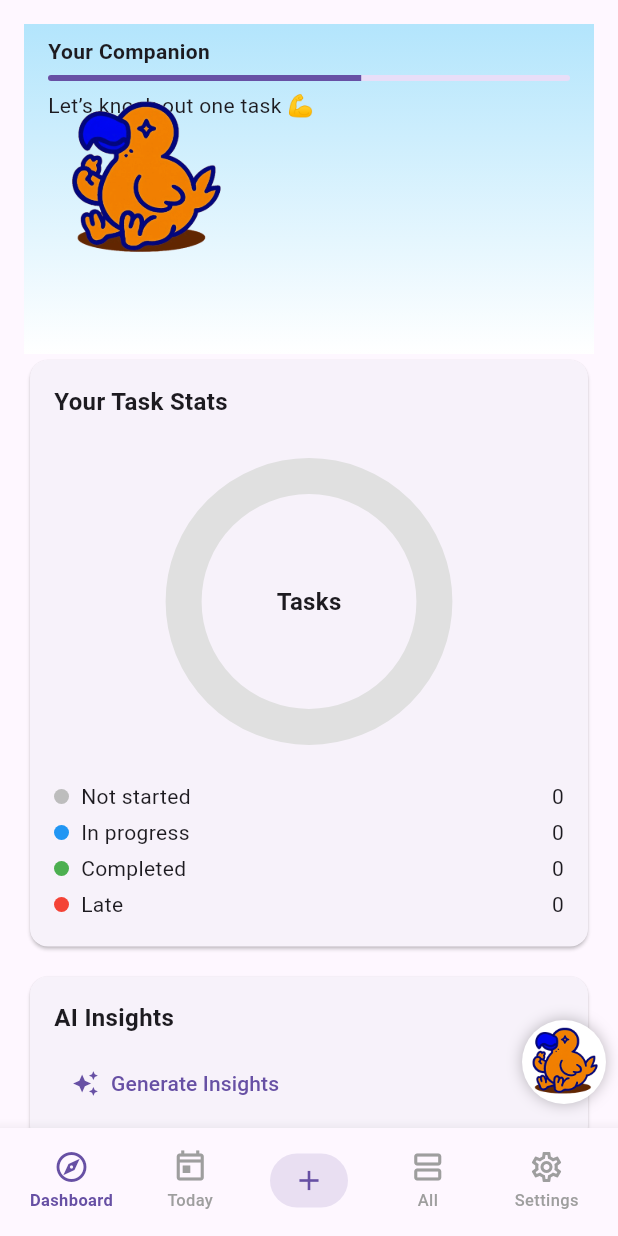
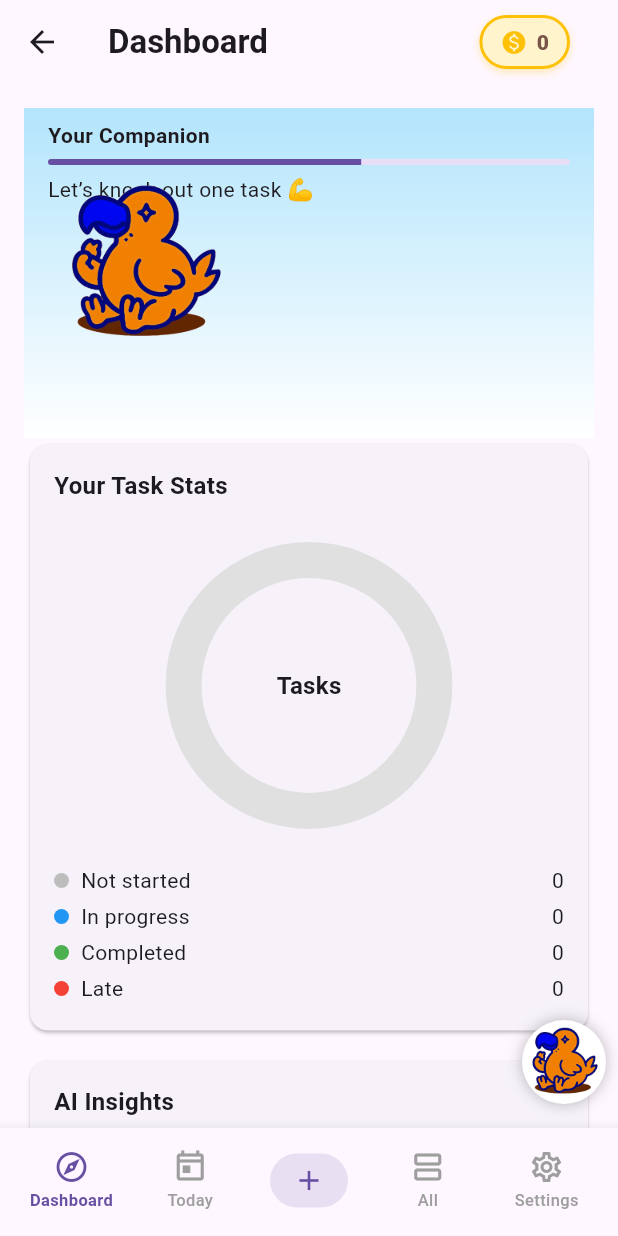
Before and after one commit to lohkaixuan/DoDo_Task, a Flutter app: the NavShell screen opened by its route, on a phone screen of 412 x 824 dp. Run offline on Flutter 3.47's test engine with Material 3 defaults, Android fonts, the phone set to English and light mode, and no system bars; our stand-ins replace dio, flutter_local_notifications, flutter_secure_storage, flutter_tts, get, just_audio and 1 more; missing offline and left inert: flutter_overlay_window; accounts and stored records are empty; network calls fail.

Commit message:
add reward system

```diff
--- a/flutter/lib/controller/taskController.dart
+++ b/flutter/lib/controller/taskController.dart
@@ -8,6 +8,8 @@ import '../services/notification_service.dart';
 import 'petController.dart';
 import '../api/dioclient.dart';
 import '../storage/authStorage.dart';
+import '../controller/walletController.dart';
+
 
 class TaskController extends GetxController {
   final tasks = <Task>[].obs;
@@ -16,6 +18,7 @@ class TaskController extends GetxController {
 
   // 💉 获取 DioClient
   final DioClient _dioClient = Get.find<DioClient>();
+  final WalletController wallet = Get.put(WalletController());
 
   TaskController(this.notifier, this.pet);
 
@@ -196,11 +199,16 @@ class TaskController extends GetxController {
     final idx = tasks.indexWhere((x) => x.id == id);
     if (idx >= 0) {
       final before = tasks[idx];
+      if (before.status == TaskStatus.completed) return;
+
       final now = DateTime.now();
       final after = before.copyWith(status: TaskStatus.completed, updatedAt: now);
 
       // 直接调用 updateTask 以触发云端同步
       updateTask(after);
+
+      // 这里的数字最好和后端 update_task 里的 reward_coins 保持一致
+      wallet.addCoinsLocally(10);
 
       // 额外的宠物逻辑
       notifier.cancelForTask(id);
--- a/flutter/lib/screens/dashboard.dart
+++ b/flutter/lib/screens/dashboard.dart
@@ -7,6 +7,7 @@ import '../widgets/pet_header.dart';
 import '../widgets/task_list_tile.dart';
 import '../controller/taskController.dart';
 import '../controller/petController.dart';
+import '../widgets/coin_badge.dart';
 import '../models/task.dart';
 
 class Dashboard extends StatelessWidget {
@@ -17,8 +18,23 @@ class Dashboard extends StatelessWidget {
     final tc = Get.find<TaskController>();
     final pet = Get.find<PetController>();
 
-    return SafeArea(
-      child: Obx(() {
+    // ✅ 2. 改成 Scaffold 结构
+    return Scaffold(
+      appBar: AppBar(
+        title: const Text(
+          'Dashboard',
+          style: TextStyle(fontWeight: FontWeight.w700),
+        ),
+        centerTitle: false,
+        backgroundColor: Colors.transparent,
+        elevation: 0,
+        // ✅ 3. 金币显示在这里！
+        actions: const [
+          CoinBadge(),
+          SizedBox(width: 16),
+        ],
+      ),
+      body: Obx(() {
         final all = tc.tasks;
         final now = DateTime.now();
 
@@ -30,16 +46,15 @@ class Dashboard extends StatelessWidget {
 
         double pct(int v) => v / total;
 
-        // top recommendations (auto updates after complete/edit)
         final rec = tc.recommended(max: 5);
 
         return ListView(
           padding: padAll(context, h: 16, v: 16),
           children: [
-            // Pet header (uses sprite from PetController)
+            // Pet header
             PetHeader(imageOverride: pet.currentSprite),
 
-            // Donut
+            // Donut Card
             Card(
               child: Padding(
                 padding: const EdgeInsets.all(16),
@@ -95,6 +110,9 @@ class Dashboard extends StatelessWidget {
                   ),
                 ),
               ),
+
+            // ✅ 4. 底部留白，防止被底部的 Floating Pet Head 挡住
+            const SizedBox(height: 100),
           ],
         );
       }),
@@ -116,6 +134,7 @@ class Dashboard extends StatelessWidget {
   }
 }
 
+// 👇 下面的类原封不动，负责画图和 AI 总结
 class _DonutPainter extends CustomPainter {
   _DonutPainter(this.parts);
   final List<(double, Color)> parts;
@@ -154,7 +173,8 @@ class InsightsCard extends StatelessWidget {
 
   @override
   Widget build(BuildContext context) {
-    final c = Get.put(InsightsController(),permanent: false);
+    // 使用 permanent: false 确保不会导致内存泄漏
+    final c = Get.put(InsightsController(), permanent: false);
 
     return Card(
       child: Padding(
@@ -163,7 +183,7 @@ class InsightsCard extends StatelessWidget {
           if (c.loading.value) {
             return const ListTile(
               leading: CircularProgressIndicator(),
-              title: Text('analysis…'),
+              title: Text('Analysis…'),
               subtitle: Text('I am checking your tasks and generating insights.'),
             );
           }
@@ -193,12 +213,11 @@ class InsightsCard extends StatelessWidget {
                     if (c.metrics != null)
                       OutlinedButton.icon(
                         onPressed: () {
-                          // 你可以跳到一个详情页，展示 charts
                           Get.snackbar('Metrics', '可在下一版展示图表/明细',
                               snackPosition: SnackPosition.BOTTOM);
                         },
                         icon: const Icon(Icons.bar_chart),
-                        label: const Text('show graph(next version)'),
+                        label: const Text('Show graph (Next Ver)'),
                       ),
                   ],
                 ),
--- a/flutter/lib/screens/setting.dart
+++ b/flutter/lib/screens/setting.dart
@@ -3,6 +3,7 @@ import 'package:get/get.dart';
 
 import '../../controller/taskController.dart';
 import '../../controller/petController.dart';
+
 
 class Settings extends StatelessWidget {
   const Settings({super.key});
--- /dev/null
+++ b/flutter/lib/widgets/coin_badge.dart
@@ -0,0 +1,56 @@
+import 'package:flutter/material.dart';
+import 'package:get/get.dart';
+import '../controller/walletController.dart'; // 记得改对路径
+
+class CoinBadge extends StatelessWidget {
+  const CoinBadge({super.key});
+
+  @override
+  Widget build(BuildContext context) {
+    // 💉 查找钱包控制器
+    // 如果你确定 WalletController 已经在 main 或者 binding 里 put 过了，直接 find
+    // 如果不确定，可以用 Get.put(WalletController()) 安全一点
+    final WalletController wallet = Get.find<WalletController>();
+
+    return Center(
+      child: Obx(() => Container(
+        margin: const EdgeInsets.only(right: 16),
+        padding: const EdgeInsets.symmetric(horizontal: 12, vertical: 6),
+        decoration: BoxDecoration(
+          color: const Color(0xFFFFF4CC), // 淡金色背景
+          borderRadius: BorderRadius.circular(20),
+          border: Border.all(color: Colors.amber, width: 2),
+          boxShadow: [
+            BoxShadow(
+              color: Colors.amber.withOpacity(0.3),
+              blurRadius: 4,
+              offset: const Offset(0, 2),
+            )
+          ],
+        ),
+        child: InkWell(
+          onTap: () {
+            // 这里以后可以写：跳转到商店
+            // Get.to(() => ShopScreen());
+            print("点击了金币，当前余额: ${wallet.coins.value}");
+          },
+          child: Row(
+            mainAxisSize: MainAxisSize.min,
+            children: [
+              const Icon(Icons.monetization_on_rounded, color: Colors.amber, size: 18),
+              const SizedBox(width: 6),
+              Text(
+                "${wallet.coins.value}",
+                style: const TextStyle(
+                  color: Colors.brown,
+                  fontWeight: FontWeight.w800,
+                  fontSize: 14,
+                ),
+              ),
+            ],
+          ),
+        ),
+      )),
+    );
+  }
+}
```
Also changed, not shown: flutter/lib/controller/walletController.dart (added, +73 -0 lines), flutter/lib/screens/shop.dart (added), 2 other files.
